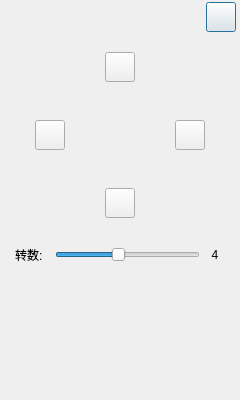
The window that Student/forms/PTZWindow.ui (HaoYiTech/obs-studio) describes before a commit, drawn with Qt 5.
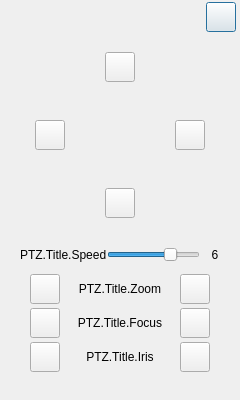
The same window after the commit.

Commit message: 完成了云台控制界面

Diff of the .ui file:
```diff
--- a/Student/forms/PTZWindow.ui
+++ b/Student/forms/PTZWindow.ui
@@ -447,7 +447,7 @@
       <number>0</number>
      </property>
      <property name="leftMargin">
-      <number>15</number>
+      <number>20</number>
      </property>
      <property name="topMargin">
       <number>5</number>
@@ -473,7 +473,7 @@
         </size>
        </property>
        <property name="text">
-        <string>转数:</string>
+        <string>PTZ.Title.Speed</string>
        </property>
        <property name="alignment">
         <set>Qt::AlignLeading|Qt::AlignLeft|Qt::AlignVCenter</set>
@@ -515,8 +515,11 @@
        <property name="pageStep">
         <number>2</number>
        </property>
+       <property name="value">
+        <number>6</number>
+       </property>
        <property name="sliderPosition">
-        <number>4</number>
+        <number>6</number>
        </property>
        <property name="tracking">
         <bool>true</bool>
@@ -553,7 +556,7 @@
         </size>
        </property>
        <property name="text">
-        <string>4</string>
+        <string>6</string>
        </property>
        <property name="alignment">
         <set>Qt::AlignCenter</set>
@@ -562,6 +565,342 @@
      </item>
     </layout>
    </item>
+   <item>
+    <layout class="QHBoxLayout" name="hori_zoom">
+     <property name="spacing">
+      <number>0</number>
+     </property>
+     <property name="leftMargin">
+      <number>30</number>
+     </property>
+     <property name="topMargin">
+      <number>2</number>
+     </property>
+     <property name="rightMargin">
+      <number>30</number>
+     </property>
+     <property name="bottomMargin">
+      <number>2</number>
+     </property>
+     <item>
+      <widget class="QPushButton" name="addZoom">
+       <property name="sizePolicy">
+        <sizepolicy hsizetype="Fixed" vsizetype="Fixed">
+         <horstretch>0</horstretch>
+         <verstretch>0</verstretch>
+        </sizepolicy>
+       </property>
+       <property name="minimumSize">
+        <size>
+         <width>30</width>
+         <height>30</height>
+        </size>
+       </property>
+       <property name="maximumSize">
+        <size>
+         <width>30</width>
+         <height>30</height>
+        </size>
+       </property>
+       <property name="cursor">
+        <cursorShape>PointingHandCursor</cursorShape>
+       </property>
+       <property name="toolTip">
+        <string>PTZ.Tips.Add</string>
+       </property>
+       <property name="styleSheet">
+        <string notr="true"/>
+       </property>
+       <property name="text">
+        <string/>
+       </property>
+      </widget>
+     </item>
+     <item>
+      <widget class="QLabel" name="titleZoom">
+       <property name="sizePolicy">
+        <sizepolicy hsizetype="Expanding" vsizetype="Fixed">
+         <horstretch>0</horstretch>
+         <verstretch>0</verstretch>
+        </sizepolicy>
+       </property>
+       <property name="minimumSize">
+        <size>
+         <width>0</width>
+         <height>30</height>
+        </size>
+       </property>
+       <property name="maximumSize">
+        <size>
+         <width>16777215</width>
+         <height>30</height>
+        </size>
+       </property>
+       <property name="text">
+        <string>PTZ.Title.Zoom</string>
+       </property>
+       <property name="alignment">
+        <set>Qt::AlignCenter</set>
+       </property>
+       <property name="margin">
+        <number>0</number>
+       </property>
+      </widget>
+     </item>
+     <item>
+      <widget class="QPushButton" name="subZoom">
+       <property name="sizePolicy">
+        <sizepolicy hsizetype="Fixed" vsizetype="Fixed">
+         <horstretch>0</horstretch>
+         <verstretch>0</verstretch>
+        </sizepolicy>
+       </property>
+       <property name="minimumSize">
+        <size>
+         <width>30</width>
+         <height>30</height>
+        </size>
+       </property>
+       <property name="maximumSize">
+        <size>
+         <width>30</width>
+         <height>30</height>
+        </size>
+       </property>
+       <property name="cursor">
+        <cursorShape>PointingHandCursor</cursorShape>
+       </property>
+       <property name="toolTip">
+        <string>PTZ.Tips.Sub</string>
+       </property>
+       <property name="text">
+        <string/>
+       </property>
+      </widget>
+     </item>
+    </layout>
+   </item>
+   <item>
+    <layout class="QHBoxLayout" name="hori_focus">
+     <property name="spacing">
+      <number>0</number>
+     </property>
+     <property name="leftMargin">
+      <number>30</number>
+     </property>
+     <property name="topMargin">
+      <number>2</number>
+     </property>
+     <property name="rightMargin">
+      <number>30</number>
+     </property>
+     <property name="bottomMargin">
+      <number>2</number>
+     </property>
+     <item>
+      <widget class="QPushButton" name="addFocus">
+       <property name="sizePolicy">
+        <sizepolicy hsizetype="Fixed" vsizetype="Fixed">
+         <horstretch>0</horstretch>
+         <verstretch>0</verstretch>
+        </sizepolicy>
+       </property>
+       <property name="minimumSize">
+        <size>
+         <width>30</width>
+         <height>30</height>
+        </size>
+       </property>
+       <property name="maximumSize">
+        <size>
+         <width>30</width>
+         <height>30</height>
+        </size>
+       </property>
+       <property name="cursor">
+        <cursorShape>PointingHandCursor</cursorShape>
+       </property>
+       <property name="toolTip">
+        <string>PTZ.Tips.Add</string>
+       </property>
+       <property name="text">
+        <string/>
+       </property>
+      </widget>
+     </item>
+     <item>
+      <widget class="QLabel" name="titleFocus">
+       <property name="sizePolicy">
+        <sizepolicy hsizetype="Expanding" vsizetype="Fixed">
+         <horstretch>0</horstretch>
+         <verstretch>0</verstretch>
+        </sizepolicy>
+       </property>
+       <property name="minimumSize">
+        <size>
+         <width>0</width>
+         <height>30</height>
+        </size>
+       </property>
+       <property name="maximumSize">
+        <size>
+         <width>16777215</width>
+         <height>30</height>
+        </size>
+       </property>
+       <property name="text">
+        <string>PTZ.Title.Focus</string>
+       </property>
+       <property name="alignment">
+        <set>Qt::AlignCenter</set>
+       </property>
+       <property name="margin">
+        <number>0</number>
+       </property>
+      </widget>
+     </item>
+     <item>
+      <widget class="QPushButton" name="subFocus">
+       <property name="sizePolicy">
+        <sizepolicy hsizetype="Fixed" vsizetype="Fixed">
+         <horstretch>0</horstretch>
+         <verstretch>0</verstretch>
+        </sizepolicy>
+       </property>
+       <property name="minimumSize">
+        <size>
+         <width>30</width>
+         <height>30</height>
+        </size>
+       </property>
+       <property name="maximumSize">
+        <size>
+         <width>30</width>
+         <height>30</height>
+        </size>
+       </property>
+       <property name="cursor">
+        <cursorShape>PointingHandCursor</cursorShape>
+       </property>
+       <property name="toolTip">
+        <string>PTZ.Tips.Sub</string>
+       </property>
+       <property name="text">
+        <string/>
+       </property>
+      </widget>
+     </item>
+    </layout>
+   </item>
+   <item>
+    <layout class="QHBoxLayout" name="hori_iris">
+     <property name="spacing">
+      <number>0</number>
+     </property>
+     <property name="leftMargin">
+      <number>30</number>
+     </property>
+     <property name="topMargin">
+      <number>2</number>
+     </property>
+     <property name="rightMargin">
+      <number>30</number>
+     </property>
+     <property name="bottomMargin">
+      <number>2</number>
+     </property>
+     <item>
+      <widget class="QPushButton" name="addIris">
+       <property name="sizePolicy">
+        <sizepolicy hsizetype="Fixed" vsizetype="Fixed">
+         <horstretch>0</horstretch>
+         <verstretch>0</verstretch>
+        </sizepolicy>
+       </property>
+       <property name="minimumSize">
+        <size>
+         <width>30</width>
+         <height>30</height>
+        </size>
+       </property>
+       <property name="maximumSize">
+        <size>
+         <width>30</width>
+         <height>30</height>
+        </size>
+       </property>
+       <property name="cursor">
+        <cursorShape>PointingHandCursor</cursorShape>
+       </property>
+       <property name="toolTip">
+        <string>PTZ.Tips.Add</string>
+       </property>
+       <property name="text">
+        <string/>
+       </property>
+      </widget>
+     </item>
+     <item>
+      <widget class="QLabel" name="titleIris">
+       <property name="sizePolicy">
+        <sizepolicy hsizetype="Expanding" vsizetype="Fixed">
+         <horstretch>0</horstretch>
+         <verstretch>0</verstretch>
+        </sizepolicy>
+       </property>
+       <property name="minimumSize">
+        <size>
+         <width>0</width>
+         <height>30</height>
+        </size>
+       </property>
+       <property name="maximumSize">
+        <size>
+         <width>16777215</width>
+         <height>30</height>
+        </size>
+       </property>
+       <property name="text">
+        <string>PTZ.Title.Iris</string>
+       </property>
+       <property name="alignment">
+        <set>Qt::AlignCenter</set>
+       </property>
+       <property name="margin">
+        <number>0</number>
+       </property>
+      </widget>
+     </item>
+     <item>
+      <widget class="QPushButton" name="subIris">
+       <property name="sizePolicy">
+        <sizepolicy hsizetype="Fixed" vsizetype="Fixed">
+         <horstretch>0</horstretch>
+         <verstretch>0</verstretch>
+        </sizepolicy>
+       </property>
+       <property name="minimumSize">
+        <size>
+         <width>30</width>
+         <height>30</height>
+        </size>
+       </property>
+       <property name="maximumSize">
+        <size>
+         <width>30</width>
+         <height>30</height>
+        </size>
+       </property>
+       <property name="toolTip">
+        <string>PTZ.Tips.Sub</string>
+       </property>
+       <property name="text">
+        <string/>
+       </property>
+      </widget>
+     </item>
+    </layout>
+   </item>
    <item>
     <spacer name="verticalSpacer">
      <property name="orientation">
```
The commit also changes 4 other files.
